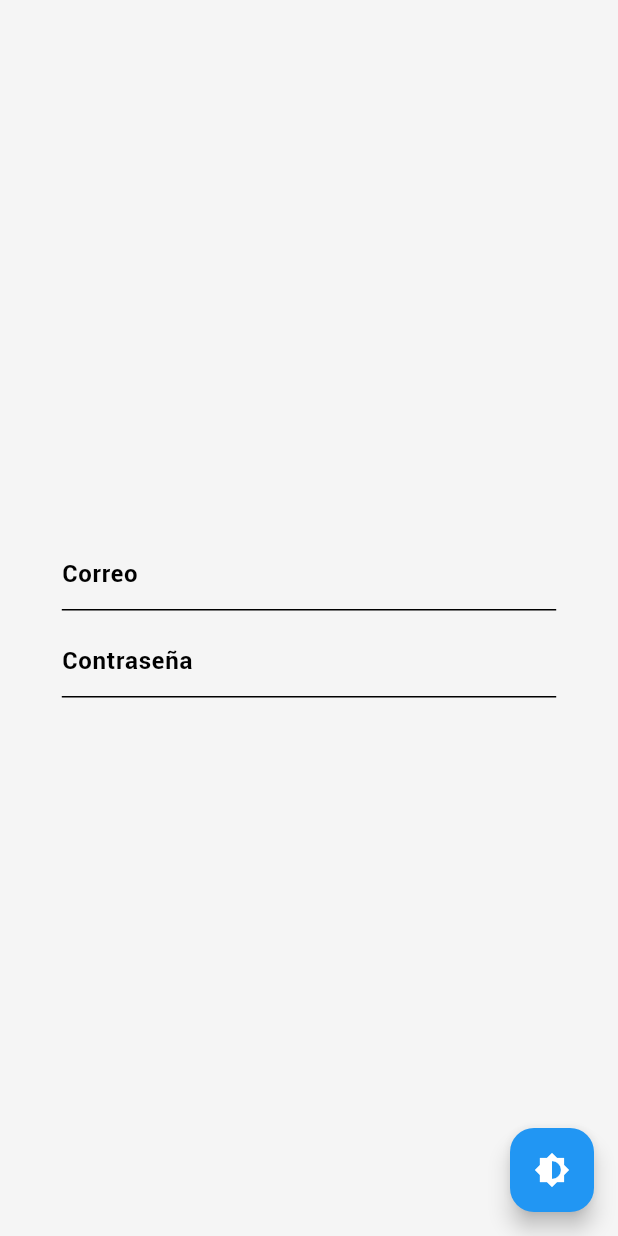
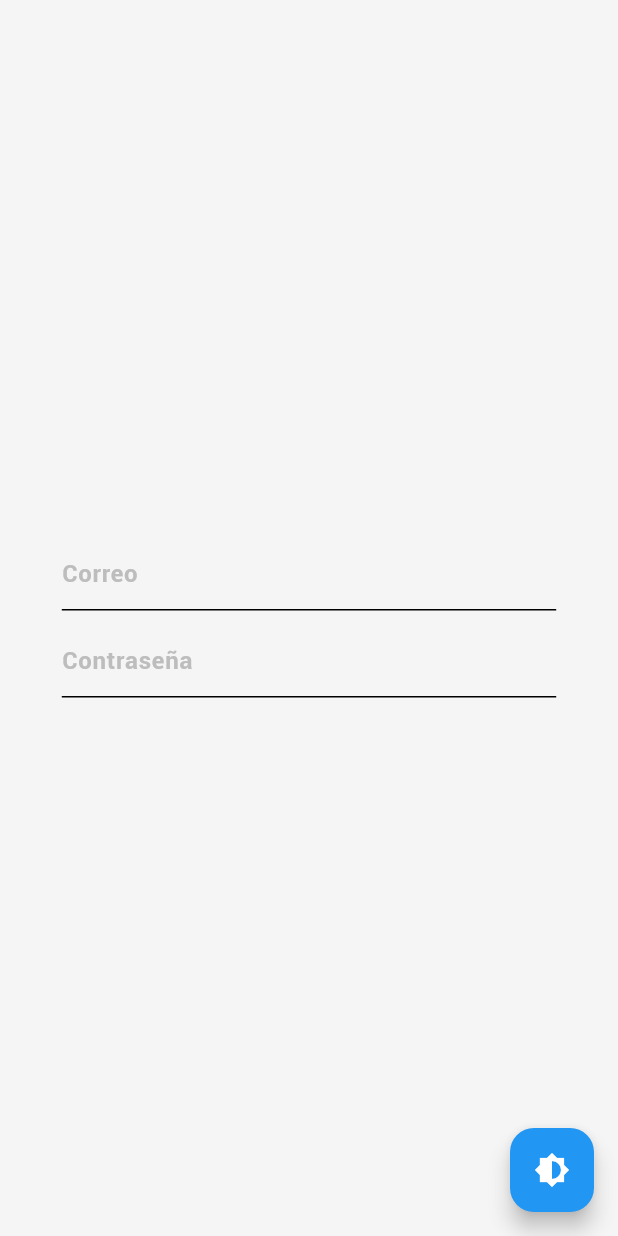
Before and after one commit to Carpetano/TFG, a Flutter app: the screen it shows after launch, on a phone screen of 412 x 824 dp. Run offline on Flutter 3.47's test engine with Material 3 defaults, Android fonts, the phone set to English and light mode, and no system bars; our stand-ins replace flutter_slidable, supabase_flutter, table_calendar, video_player; accounts and stored records are empty; network calls fail.

Commit message:
Añadido pequeño tema e implementacion de temas faciles

```diff
--- a/codigo_fuente/lib/main.dart
+++ b/codigo_fuente/lib/main.dart
@@ -1,6 +1,9 @@
+// ignore_for_file: avoid_print
+
 import 'package:codigo/Paginas/admin_main_menu_page.dart';
 import 'package:codigo/Paginas/sala_main_menu_page.dart';
 import 'package:codigo/supabase_manager.dart';
+import 'package:codigo/theme_config.dart';
 import 'package:flutter/material.dart';
 import 'package:codigo/Objetos/user_object.dart';
 import 'package:video_player/video_player.dart';
@@ -34,90 +37,22 @@ class _MyAppState extends State<MyApp> {
 
   @override
   Widget build(BuildContext context) {
-    return MaterialApp(
-      title: 'Guardias Calderón',
-      themeMode: _themeMode, // Set theme mode dynamically
-      theme: ThemeData(
-        // Define the main color scheme for the application
-        colorScheme: ColorScheme(
-          primary:
-              Colors
-                  .black, // Main color for primary elements (e.g. AppBar, Buttons)
-          secondary: Colors.blue, // Accent color used in UI elements like FABs
-          surface: Colors.white, // Surface color for cards, dialogs, etc.
-          error:
-              Colors
-                  .red, // Error color, typically used for form fields, error messages
-          onPrimary:
-              Colors.white, // Text and icons on the primary background color
-          onSecondary:
-              Colors.white, // Text and icons on the secondary background color
-          onSurface:
-              Colors
-                  .black, // Text and icons on surface (e.g. Card) background color
-          onError: Colors.white, // Text and icons on error color background
-          brightness: Brightness.light, // Light theme
-        ),
-        scaffoldBackgroundColor:
-            Colors.grey[100], // App background color (light grey)
-        appBarTheme: AppBarTheme(
-          backgroundColor: Colors.black, // Black AppBar
-          foregroundColor: Colors.white, // White text/icons on the AppBar
-        ),
-        buttonTheme: ButtonThemeData(
-          buttonColor: Colors.blue, // Default button color
-          textTheme: ButtonTextTheme.primary, // Button text color (inverted)
-        ),
-        textTheme: TextTheme(
-          bodySmall: TextStyle(color: Colors.black, fontFamily: 'Roboto'),
-          bodyMedium: TextStyle(color: Colors.grey[700], fontFamily: 'Roboto'),
-          bodyLarge: TextStyle(
-            color: Colors.black,
-            fontWeight: FontWeight.bold,
-            fontFamily: 'Roboto',
-          ),
-        ),
-      ),
-      darkTheme: ThemeData(
-        colorScheme: ColorScheme(
-          primary: Colors.white, // Main color for primary elements in dark mode
-          secondary: Colors.blue, // Accent color used in UI elements like FABs
-          surface: Colors.black, // Surface color for dark mode (cards, dialogs)
-          error: Colors.red,
-          onPrimary:
-              Colors.black, // Text and icons on primary background in dark mode
-          onSecondary: Colors.black, // Text and icons on secondary background
-          onSurface: Colors.white, // Text and icons on surface (e.g. Card)
-          onError: Colors.black, // Text and icons on error background
-          brightness: Brightness.dark, // Dark theme
-        ),
-        scaffoldBackgroundColor: Colors.grey[900], // Dark background color
-        appBarTheme: AppBarTheme(
-          backgroundColor: Colors.black, // Black AppBar
-          foregroundColor: Colors.white, // White text/icons on the AppBar
-        ),
-        buttonTheme: ButtonThemeData(
-          buttonColor: Colors.blue,
-          textTheme: ButtonTextTheme.primary,
-        ),
-        textTheme: TextTheme(
-          bodySmall: TextStyle(color: Colors.white, fontFamily: 'Roboto'),
-          bodyMedium: TextStyle(color: Colors.grey[400], fontFamily: 'Roboto'),
-          bodyLarge: TextStyle(
-            color: Colors.white,
-            fontWeight: FontWeight.bold,
-            fontFamily: 'Roboto',
-          ),
-        ),
-      ),
-      home: const MyHomePage(title: 'Iniciar Sesión'),
+    return AppEasyTheme().buildAppWithTheme(
+      isDarkMode: _themeMode == ThemeMode.dark, // Pass the correct theme mode
+      title: "Test",
+      onThemeToggle: _toggleTheme, // Pass the theme toggle function
     );
   }
 }
 
 class MyHomePage extends StatefulWidget {
-  const MyHomePage({super.key, required this.title});
+  const MyHomePage({
+    super.key,
+    required this.title,
+    required this.onThemeToggle,
+  });
   final String title;
+  final VoidCallback onThemeToggle; // Accept the theme toggle function
 
   @override
   State<MyHomePage> createState() => _MyHomePageState();
@@ -238,24 +173,18 @@ class _MyHomePageState extends State<MyHomePage> {
               ? buildDesktopLayout(screenWidth, screenHeight)
               : buildMobileLayout(screenWidth),
       floatingActionButton: FloatingActionButton(
-        onPressed: () {
-          setState(() {
-            // Toggle the theme mode when the button is pressed
-            (context.findAncestorStateOfType<_MyAppState>() as _MyAppState)
-                ._toggleTheme();
-          });
-        },
-        child: Icon(Icons.brightness_6),
+        onPressed: widget.onThemeToggle,
         backgroundColor:
             Theme.of(
               context,
-            ).colorScheme.secondary, // Accent color for the button
+            ).colorScheme.secondary, // Call the theme toggle function
+        child: Icon(Icons.brightness_6), // Accent color for the button
       ),
     );
   }
 
   Widget buildDesktopLayout(double screenWidth, double screenHeight) {
-    return Container(
+    return SizedBox(
       height: screenHeight, // Full vertical space
       child: Row(
         children: [
@@ -314,17 +243,40 @@ class _MyHomePageState extends State<MyHomePage> {
               ),
             ),
           ),
+          // Vertical Divider (Bar) between the two sections
+          VerticalDivider(
+            thickness: 1, // Thickness of the divider
+            width: 1, // Width of the divider
+            color:
+                Theme.of(context).colorScheme.onSurfaceVariant, // Divider color
+          ),
           // Video Section (40% width)
           Expanded(
             flex: 2, // 40% of the screen
             child: Container(
-              color: Colors.grey[200], // Placeholder background
+              padding: EdgeInsets.all(20),
               child: Center(
                 child:
                     _videoController.value.isInitialized
-                        ? AspectRatio(
-                          aspectRatio: _videoController.value.aspectRatio,
-                          child: VideoPlayer(_videoController),
+                        ? ClipRRect(
+                          borderRadius: BorderRadius.circular(
+                            10,
+                          ), // Rounded corners
+                          child: Container(
+                            decoration: BoxDecoration(
+                              border: Border.all(
+                                color:
+                                    Theme.of(
+                                      context,
+                                    ).colorScheme.primary, // Border color
+                                width: 2, // Border width
+                              ),
+                            ),
+                            child: AspectRatio(
+                              aspectRatio: _videoController.value.aspectRatio,
+                              child: VideoPlayer(_videoController),
+                            ),
+                          ),
                         )
                         : CircularProgressIndicator(),
               ),
--- a/codigo_fuente/lib/theme_config.dart
+++ b/codigo_fuente/lib/theme_config.dart
@@ -1,12 +1,16 @@
+// Inside AppEasyTheme class
 import 'package:codigo/main.dart';
 import 'package:flutter/material.dart';
 
+class AppEasyTheme {
   /// Returns a [MaterialApp] with a theme based on the passed argument.
   MaterialApp buildAppWithTheme({
-  required bool isDarkMode, // Boolean to toggle between dark and light themes
+    required bool isDarkMode,
+    required String title,
+    required VoidCallback onThemeToggle, // Add the onThemeToggle parameter here
   }) {
     return MaterialApp(
-    title: 'Guardias Calderón',
+      title: title,
       themeMode:
           isDarkMode
               ? ThemeMode.dark
@@ -21,6 +25,7 @@ MaterialApp buildAppWithTheme({
           onPrimary: Colors.white,
           onSecondary: Colors.white,
           onSurface: Colors.black,
+          onSurfaceVariant: Colors.grey[400],
           onError: Colors.white,
           brightness: Brightness.light,
         ),
@@ -53,6 +58,7 @@ MaterialApp buildAppWithTheme({
           onPrimary: Colors.black,
           onSecondary: Colors.black,
           onSurface: Colors.white,
+          onSurfaceVariant: Colors.black54,
           onError: Colors.black,
           brightness: Brightness.dark,
         ),
@@ -75,6 +81,10 @@ MaterialApp buildAppWithTheme({
           ),
         ),
       ),
-    home: const MyHomePage(title: 'Iniciar Sesión'),
+      home: MyHomePage(
+        title: title,
+        onThemeToggle: onThemeToggle, // Pass the onThemeToggle here
+      ),
     );
   }
+}
```
Also changed, not shown: codigo_fuente/lib/Paginas/admin_main_menu_page.dart (+7 -10 lines), codigo_fuente/lib/supabase_manager.dart (+2 -11 lines). Lines whose indentation alone changed are shown as unchanged.
